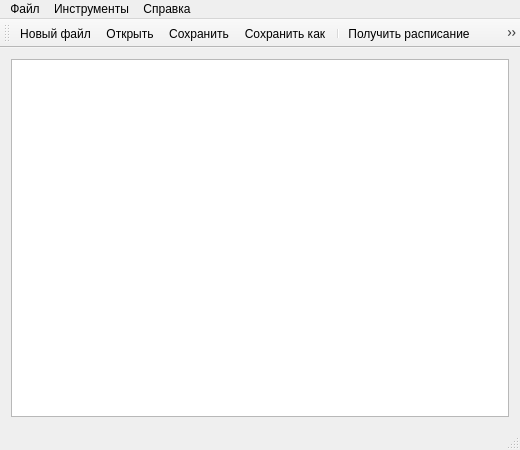
Old version of the form src/mainwindow.ui in the repository danil-kondr2016/autoringsystem.
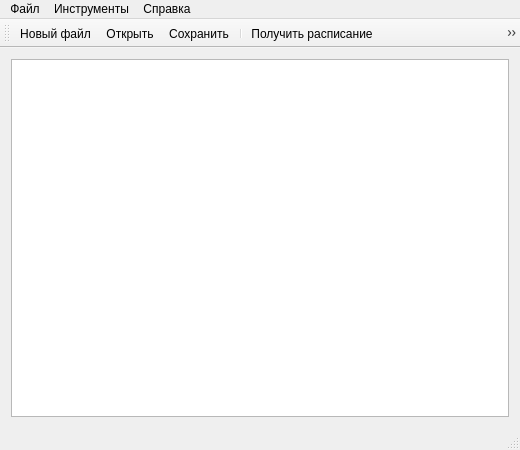
New version of the form. Icons and pictures are not drawn.

The edit to the form file:
```diff
--- a/src/mainwindow.ui
+++ b/src/mainwindow.ui
@@ -91,7 +91,6 @@
    <addaction name="action_new"/>
    <addaction name="action_open"/>
    <addaction name="action_save"/>
-   <addaction name="action_saveas"/>
    <addaction name="separator"/>
    <addaction name="action_download"/>
    <addaction name="action_upload"/>
@@ -101,6 +100,7 @@
    <addaction name="separator"/>
    <addaction name="action_check"/>
    <addaction name="action_calculate"/>
+   <addaction name="action_togglecm"/>
    <addaction name="action_dorings"/>
   </widget>
   <action name="action_open">
@@ -264,6 +264,15 @@
     <string>Ctrl+N</string>
    </property>
   </action>
+  <action name="action_togglecm">
+   <property name="icon">
+    <iconset resource="res.qrc">
+     <normaloff>:/images/calculator_mode.png</normaloff>:/images/calculator_mode.png</iconset>
+   </property>
+   <property name="text">
+    <string>Включить режим калькулятора</string>
+   </property>
+  </action>
  </widget>
  <layoutdefault spacing="6" margin="11"/>
  <resources>
```
Left out of the diff: 18 changed lines with no effect on the pictures.
